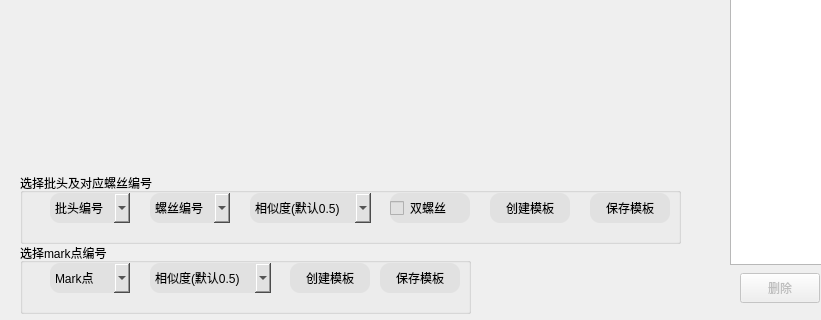
MacavityT/2D_ScrewLocation, file AQRVison/dialogshapemodel.ui: the form before one commit; both pictures show x 0 to 821 and y 337 to 657 of the 1024 by 657 pixel window.
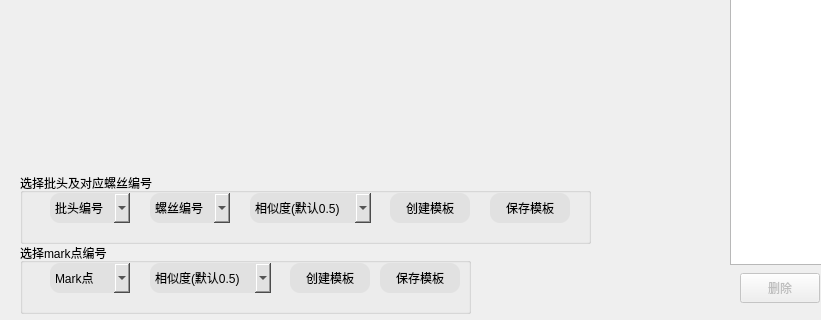
The form after the commit.

Commit message: Delete double screw , modified the process of screw to find three screws and compare everyone

```diff
--- a/AQRVison/dialogshapemodel.ui
+++ b/AQRVison/dialogshapemodel.ui
@@ -123,7 +123,7 @@
     <rect>
      <x>20</x>
      <y>510</y>
-     <width>661</width>
+     <width>571</width>
      <height>71</height>
     </rect>
    </property>
@@ -172,7 +172,7 @@
    <widget class="QPushButton" name="pushButton_confirm">
     <property name="geometry">
      <rect>
-      <x>470</x>
+      <x>370</x>
       <y>20</y>
       <width>80</width>
       <height>30</height>
@@ -361,7 +361,7 @@
    <widget class="QPushButton" name="pushButtonCreateShapeModel">
     <property name="geometry">
      <rect>
-      <x>570</x>
+      <x>470</x>
       <y>20</y>
       <width>80</width>
       <height>30</height>
@@ -447,23 +447,6 @@
      </property>
     </item>
    </widget>
-   <widget class="QCheckBox" name="checkBox_DoubleScrew">
-    <property name="geometry">
-     <rect>
-      <x>370</x>
-      <y>20</y>
-      <width>80</width>
-      <height>30</height>
-     </rect>
-    </property>
-    <property name="styleSheet">
-     <string notr="true">background-color:rgb(225,225,225);
-border-radius:10px;</string>
-    </property>
-    <property name="text">
-     <string>双螺丝</string>
-    </property>
-   </widget>
   </widget>
   <widget class="QPushButton" name="pushButtonSaveOne">
    <property name="geometry">
```
The commit also changes 5 other files.
